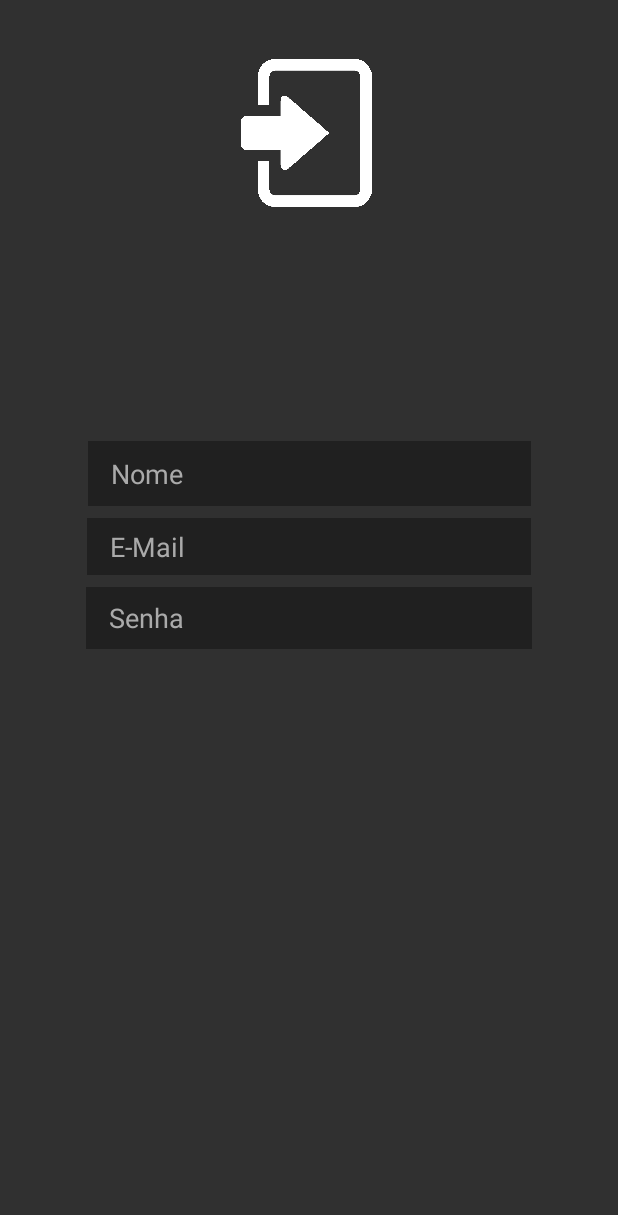
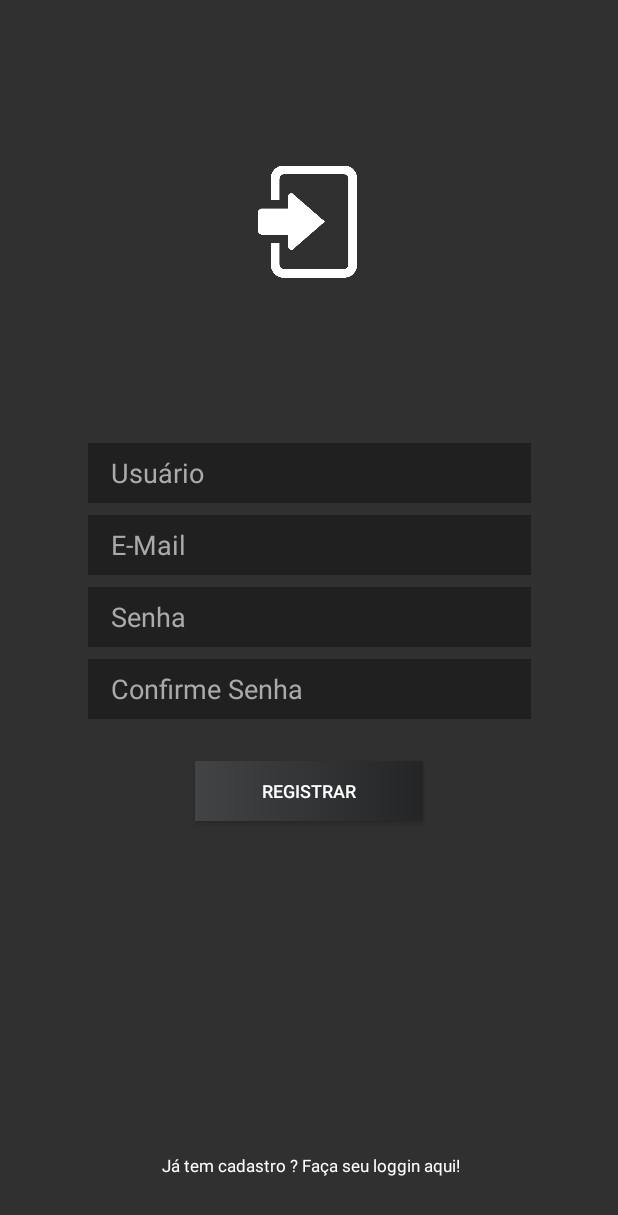
Before and after one commit to f4r0fA/ProjectDigTech, an Android app: the TelaRegistro screen opened directly, with no data from a screen before it, on a phone screen of 412 x 824 dp. Shown: the top 1215 px of the screen. Run offline under Robolectric (Android 15) with nearby library versions, the phone set to English and light mode, and no system bars; our stand-ins replace Firebase (no records; nobody signed in at launch, a user with empty details on screens opened directly).

Commit message:
Implementação de novos Recursos
Cadastro em Nuvem

```diff
--- a/app/build.gradle
+++ b/app/build.gradle
@@ -26,4 +26,8 @@ dependencies {
     androidTestImplementation 'com.android.support.test:runner:1.0.2'
     androidTestImplementation 'com.android.support.test.espresso:espresso-core:3.0.2'
     implementation 'com.android.support:recyclerview-v7:28.0.0'
+    implementation 'com.google.firebase:firebase-core:16.0.7'
+    implementation 'com.google.firebase:firebase-auth:16.1.0'
 }
+
+apply plugin: 'com.google.gms.google-services'
--- a/app/src/main/java/com/example/yuri/projectdigtech/TelaLogin.java
+++ b/app/src/main/java/com/example/yuri/projectdigtech/TelaLogin.java
@@ -18,6 +18,7 @@ public class TelaLogin extends AppCompatActivity {
     private TextView tvinfo;
     private Button btnlogin;
     private int contador = 5;
+    private TextView registrouser;
 
 
 
@@ -31,6 +32,7 @@ public class TelaLogin extends AppCompatActivity {
         senha = (EditText)findViewById(R.id.senha);
         tvinfo = (TextView)findViewById(R.id.tvInfo);
         btnlogin = (Button)findViewById(R.id.btnlogin);
+        registrouser = (TextView)findViewById((R.id.registrouser));
 
 
 
@@ -38,6 +40,13 @@ public class TelaLogin extends AppCompatActivity {
             @Override
             public void onClick(View v) {
                 validate(nome.getText() .toString(), senha.getText() .toString());
+            }
+        });
+
+        registrouser.setOnClickListener(new View.OnClickListener() {
+            @Override
+            public void onClick(View v) {
+                startActivity(new Intent(TelaLogin.this, TelaRegistro.class));
             }
         });
     }
--- a/app/src/main/java/com/example/yuri/projectdigtech/TelaRegistro.java
+++ b/app/src/main/java/com/example/yuri/projectdigtech/TelaRegistro.java
@@ -1,13 +1,108 @@
 package com.example.yuri.projectdigtech;
 
+import android.content.Intent;
+import android.support.annotation.NonNull;
 import android.support.v7.app.AppCompatActivity;
 import android.os.Bundle;
+import android.view.View;
+import android.widget.Button;
+import android.widget.EditText;
+import android.widget.ImageView;
+import android.widget.TextView;
+import android.widget.Toast;
+
+
+import com.google.android.gms.tasks.OnCompleteListener;
+import com.google.android.gms.tasks.Task;
+import com.google.firebase.auth.AuthResult;
+import com.google.firebase.auth.FirebaseAuth;
+
+import static android.widget.Toast.*;
 
 public class TelaRegistro extends AppCompatActivity {
+
+    private EditText etUsuario;
+    private EditText etuseremail;
+    private EditText etSenha;
+    private EditText etConfirmaSenha;
+    private FirebaseAuth firebaseAuth;
+    private Button btnregistrar;
+    private TextView userloggin;
+    private ImageView logoregister;
+
 
     @Override
     protected void onCreate(Bundle savedInstanceState) {
         super.onCreate(savedInstanceState);
         setContentView(R.layout.activity_tela_registro);
+        setupUIViews();
+
+        firebaseAuth = firebaseAuth.getInstance();
+        logoregister = (ImageView) (findViewById(R.id.logoregistro));
+
+        btnregistrar.setOnClickListener(new View.OnClickListener() {
+            @Override
+            public void onClick(View v) {
+                if(validate()){
+                    String user_email = etuseremail.getText().toString().trim();
+                    String user_senha = etSenha.getText().toString().trim();
+
+                    firebaseAuth.createUserWithEmailAndPassword(user_email, user_senha).addOnCompleteListener(new OnCompleteListener<AuthResult>() {
+                        @Override
+                        public void onComplete(@NonNull Task<AuthResult> task) {
+
+                            if(task.isSuccessful()){
+                                Toast.makeText(TelaRegistro.this, "Ficamos felizes em ter você por aqui!", Toast.LENGTH_SHORT).show();
+                                startActivity(new Intent(TelaRegistro.this, TelaLogin.class));
+                            }else{
+                                Toast.makeText(TelaRegistro.this, "Aaah não :( revise os campos!", Toast.LENGTH_SHORT).show();
+                            }
+
+                        }
+                    });
+
+                }
+            }
+        });
+
+        userloggin.setOnClickListener(new View.OnClickListener() {
+            @Override
+            public void onClick(View v) {
+                startActivity(new Intent(TelaRegistro.this, TelaLogin.class));
+            }
+        });
+
+
     }
+
+    private void setupUIViews(){
+
+        etUsuario = (EditText) findViewById(R.id.etUsuario);
+        etSenha = (EditText)findViewById(R.id.etSenha);
+        etConfirmaSenha = (EditText)findViewById(R.id.etConfirmasenha);
+        etuseremail = (EditText)findViewById(R.id.etuseremail);
+        btnregistrar = (Button)findViewById(R.id.btnregistrar);
+        userloggin = (TextView)findViewById(R.id.userloggin) ;
+
+
+
+    }
+
+    private Boolean validate(){
+        Boolean result = false;
+
+        String nome = etUsuario.getText().toString();
+        String senha = etSenha.getText().toString();
+        String cosenha = etConfirmaSenha.getText().toString();
+        String email = etuseremail.getText().toString();
+
+            if(nome.isEmpty() || senha.isEmpty() || cosenha.isEmpty() || email.isEmpty()){
+                makeText(this,"Nada de gracinhas, introduza seus dados corretamente.", LENGTH_SHORT);
+            }else{
+                result = true;
+            }
+             return result;
+    }
+
+
 }
--- /dev/null
+++ b/app/src/main/res/drawable/gradient_2.xml
@@ -0,0 +1,7 @@
+<?xml version="1.0" encoding="utf-8"?>
+<shape xmlns:android="http://schemas.android.com/apk/res/android">
+    <gradient
+        android:startColor="#414345"
+        android:endColor="#232526"
+        android:angle="0"/>
+</shape>
--- a/app/src/main/res/layout/activity_tela_login.xml
+++ b/app/src/main/res/layout/activity_tela_login.xml
@@ -56,7 +56,7 @@
         android:layout_marginBottom="304dp"
         android:background="#55000000"
         android:ems="10"
-        android:hint="Usuario"
+        android:hint="Usuário"
         android:inputType="textPersonName"
         android:paddingLeft="15dp"
         android:textColor="@android:color/background_light"
@@ -103,7 +103,7 @@
     <TextView
         android:id="@+id/registrouser"
         android:layout_width="wrap_content"
-        android:layout_height="wrap_content"
+        android:layout_height="23dp"
         android:layout_marginStart="8dp"
         android:layout_marginLeft="8dp"
         android:layout_marginTop="8dp"
--- a/app/src/main/res/layout/activity_tela_registro.xml
+++ b/app/src/main/res/layout/activity_tela_registro.xml
@@ -10,7 +10,7 @@
     <EditText
         android:id="@+id/etUsuario"
         android:layout_width="295dp"
-        android:layout_height="43dp"
+        android:layout_height="40dp"
         android:layout_marginStart="8dp"
         android:layout_marginLeft="8dp"
         android:layout_marginTop="8dp"
@@ -19,9 +19,10 @@
         android:layout_marginBottom="8dp"
         android:background="#55000000"
         android:ems="10"
-        android:hint="Nome"
+        android:hint="Usuário"
         android:inputType="textPersonName"
         android:paddingLeft="15dp"
+        android:textColor="@android:color/white"
         android:textColorHint="@android:color/darker_gray"
         app:layout_constraintBottom_toBottomOf="parent"
         app:layout_constraintEnd_toEndOf="parent"
@@ -32,8 +33,8 @@
 
     <EditText
         android:id="@+id/etuseremail"
-        android:layout_width="296dp"
-        android:layout_height="38dp"
+        android:layout_width="295dp"
+        android:layout_height="40dp"
         android:layout_marginStart="8dp"
         android:layout_marginLeft="8dp"
         android:layout_marginTop="8dp"
@@ -45,6 +46,7 @@
         android:hint="E-Mail"
         android:inputType="textEmailAddress"
         android:paddingLeft="15dp"
+        android:textColor="@android:color/white"
         android:textColorHint="@android:color/darker_gray"
         app:layout_constraintBottom_toBottomOf="parent"
         app:layout_constraintEnd_toEndOf="parent"
@@ -55,8 +57,8 @@
 
     <EditText
         android:id="@+id/etSenha"
-        android:layout_width="297dp"
-        android:layout_height="41dp"
+        android:layout_width="295dp"
+        android:layout_height="40dp"
         android:layout_marginStart="8dp"
         android:layout_marginLeft="8dp"
         android:layout_marginTop="8dp"
@@ -68,6 +70,7 @@
         android:hint="Senha"
         android:inputType="textPassword"
         android:paddingLeft="15dp"
+        android:textColor="@android:color/white"
         android:textColorHint="@android:color/darker_gray"
         app:layout_constraintBottom_toBottomOf="parent"
         app:layout_constraintEnd_toEndOf="parent"
@@ -76,18 +79,76 @@
         app:layout_constraintTop_toBottomOf="@+id/etuseremail"
         app:layout_constraintVertical_bias="0.0" />
 
-    <ImageView
-        android:id="@+id/imageView4"
-        android:layout_width="113dp"
-        android:layout_height="162dp"
+    <EditText
+        android:id="@+id/etConfirmasenha"
+        android:layout_width="295dp"
+        android:layout_height="40dp"
         android:layout_marginStart="8dp"
         android:layout_marginLeft="8dp"
         android:layout_marginTop="8dp"
         android:layout_marginEnd="8dp"
         android:layout_marginRight="8dp"
+        android:background="#55000000"
+        android:ems="10"
+        android:hint="Confirme Senha"
+        android:inputType="textPassword"
+        android:paddingLeft="15sp"
+        android:textColor="@android:color/white"
+        android:textColorHint="@android:color/darker_gray"
+        app:layout_constraintEnd_toEndOf="parent"
+        app:layout_constraintStart_toStartOf="parent"
+        app:layout_constraintTop_toBottomOf="@+id/etSenha" />
+
+    <Button
+        android:id="@+id/btnregistrar"
+        android:layout_width="152dp"
+        android:layout_height="40dp"
+        android:layout_marginStart="8dp"
+        android:layout_marginLeft="8dp"
+        android:layout_marginTop="28dp"
+        android:layout_marginEnd="8dp"
+        android:layout_marginRight="8dp"
+        android:background="@drawable/gradient_2"
+        android:text="Registrar"
+        android:textColor="@android:color/white"
+        android:textSize="12dp"
+        app:layout_constraintEnd_toEndOf="parent"
+        app:layout_constraintStart_toStartOf="parent"
+        app:layout_constraintTop_toBottomOf="@+id/etConfirmasenha" />
+
+    <TextView
+        android:id="@+id/userloggin"
+        android:layout_width="wrap_content"
+        android:layout_height="37dp"
+        android:layout_marginStart="8dp"
+        android:layout_marginLeft="8dp"
+        android:layout_marginEnd="8dp"
+        android:layout_marginRight="8dp"
+        android:layout_marginBottom="28dp"
+        android:gravity="center"
+        android:text="Já tem cadastro ? Faça seu loggin aqui!"
+        android:textColor="@android:color/white"
+        android:textSize="11dp"
+        app:layout_constraintBottom_toBottomOf="parent"
+        app:layout_constraintEnd_toEndOf="parent"
+        app:layout_constraintHorizontal_bias="0.502"
+        app:layout_constraintStart_toStartOf="parent" />
+
+    <ImageView
+        android:id="@+id/logoregistro"
+        android:layout_width="86dp"
+        android:layout_height="124dp"
+        android:layout_marginStart="8dp"
+        android:layout_marginLeft="8dp"
+        android:layout_marginTop="8dp"
+        android:layout_marginEnd="8dp"
+        android:layout_marginRight="8dp"
+        android:layout_marginBottom="8dp"
+        android:gravity="center"
+        app:layout_constraintBottom_toTopOf="@+id/etUsuario"
         app:layout_constraintEnd_toEndOf="parent"
         app:layout_constraintStart_toStartOf="parent"
         app:layout_constraintTop_toTopOf="parent"
-        app:srcCompat="@drawable/register" />
+        app:srcCompat="@drawable/registro" />
 
 </android.support.constraint.ConstraintLayout>
--- a/build.gradle
+++ b/build.gradle
@@ -8,6 +8,7 @@ buildscript {
     }
     dependencies {
         classpath 'com.android.tools.build:gradle:3.2.1'
+        classpath 'com.google.gms:google-services:4.0.1'
 
 
         // NOTE: Do not place your application dependencies here; they belong
```
Also changed, not shown: app/src/main/res/drawable/registro.png (added), 1 other file.
